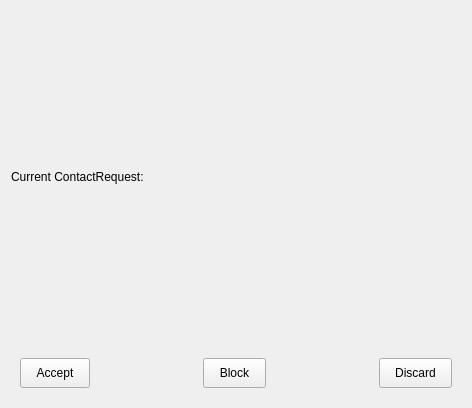
The window that contactrequestwidget.ui (savoirfairelinux/jami-client-windows) describes before a commit, drawn with Qt 5.
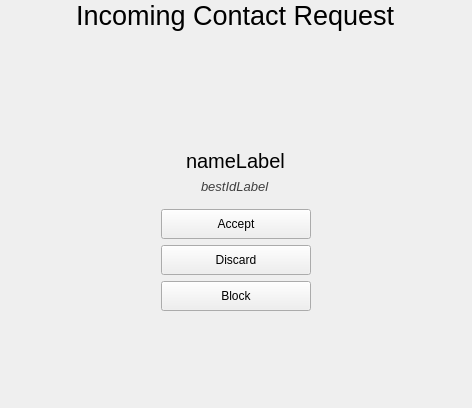
The same window after the commit. Icons and pictures are not drawn.

Commit message: display vCard data in contact request view

The edit to the form file:
```diff
--- a/contactrequestwidget.ui
+++ b/contactrequestwidget.ui
@@ -14,47 +14,110 @@
    <string>Form</string>
   </property>
   <layout class="QVBoxLayout" name="verticalLayout">
+   <property name="topMargin">
+    <number>0</number>
+   </property>
+   <item alignment="Qt::AlignHCenter">
+    <widget class="QLabel" name="label">
+     <property name="font">
+      <font>
+       <pointsize>20</pointsize>
+      </font>
+     </property>
+     <property name="text">
+      <string>Incoming Contact Request</string>
+     </property>
+    </widget>
+   </item>
    <item>
-    <spacer name="verticalSpacer">
+    <spacer name="topSpacer">
      <property name="orientation">
       <enum>Qt::Vertical</enum>
      </property>
+     <property name="sizeType">
+      <enum>QSizePolicy::Maximum</enum>
+     </property>
      <property name="sizeHint" stdset="0">
       <size>
        <width>0</width>
-       <height>0</height>
+       <height>10</height>
       </size>
      </property>
     </spacer>
    </item>
-   <item>
-    <widget class="QLabel" name="remoteIdLabel">
+   <item alignment="Qt::AlignHCenter">
+    <widget class="QLabel" name="pictureLabel">
+     <property name="sizePolicy">
+      <sizepolicy hsizetype="Fixed" vsizetype="Fixed">
+       <horstretch>0</horstretch>
+       <verstretch>0</verstretch>
+      </sizepolicy>
+     </property>
+     <property name="minimumSize">
+      <size>
+       <width>96</width>
+       <height>96</height>
+      </size>
+     </property>
+     <property name="maximumSize">
+      <size>
+       <width>96</width>
+       <height>96</height>
+      </size>
+     </property>
      <property name="text">
-      <string>Current ContactRequest:</string>
+      <string/>
      </property>
+     <property name="pixmap">
+      <pixmap resource="ressources.qrc">:/images/user/btn-default-userpic.svg</pixmap>
+     </property>
+     <property name="scaledContents">
+      <bool>true</bool>
+     </property>
     </widget>
    </item>
-   <item>
-    <spacer name="verticalSpacer_2">
-     <property name="orientation">
-      <enum>Qt::Vertical</enum>
+   <item alignment="Qt::AlignHCenter">
+    <widget class="QLabel" name="nameLabel">
+     <property name="font">
+      <font>
+       <pointsize>15</pointsize>
+      </font>
      </property>
-     <property name="sizeHint" stdset="0">
-      <size>
-       <width>0</width>
-       <height>0</height>
-      </size>
+     <property name="text">
+      <string>nameLabel</string>
      </property>
-    </spacer>
+    </widget>
    </item>
-   <item>
+   <item alignment="Qt::AlignHCenter">
+    <widget class="QLabel" name="bestIdLabel">
+     <property name="font">
+      <font>
+       <pointsize>10</pointsize>
+       <italic>true</italic>
+      </font>
+     </property>
+     <property name="styleSheet">
+      <string notr="true">color: rgb(63, 63, 63);</string>
+     </property>
+     <property name="text">
+      <string>bestIdLabel</string>
+     </property>
+    </widget>
+   </item>
+   <item alignment="Qt::AlignHCenter">
     <widget class="QWidget" name="buttonBar" native="true">
-     <layout class="QHBoxLayout" name="horizontalLayout">
-      <item>
+     <layout class="QVBoxLayout" name="verticalLayout_2">
+      <item alignment="Qt::AlignHCenter">
        <widget class="QPushButton" name="acceptCRButton">
+        <property name="sizePolicy">
+         <sizepolicy hsizetype="Maximum" vsizetype="Fixed">
+          <horstretch>0</horstretch>
+          <verstretch>0</verstretch>
+         </sizepolicy>
+        </property>
         <property name="minimumSize">
          <size>
-          <width>0</width>
+          <width>150</width>
           <height>30</height>
          </size>
         </property>
@@ -67,54 +130,17 @@
         </property>
        </widget>
       </item>
-      <item>
-       <spacer name="horizontalSpacer">
-        <property name="orientation">
-         <enum>Qt::Horizontal</enum>
-        </property>
-        <property name="sizeHint" stdset="0">
-         <size>
-          <width>40</width>
-          <height>20</height>
-         </size>
-        </property>
-       </spacer>
-      </item>
-      <item>
-       <widget class="QPushButton" name="blockCRButton">
-        <property name="minimumSize">
-         <size>
-          <width>0</width>
-          <height>30</height>
-         </size>
-        </property>
-        <property name="styleSheet">
-         <string notr="true">padding-left: 15px;
-padding-right: 15px;</string>
-        </property>
-        <property name="text">
-         <string>Block</string>
-        </property>
-       </widget>
-      </item>
-      <item>
-       <spacer name="horizontalSpacer_2">
-        <property name="orientation">
-         <enum>Qt::Horizontal</enum>
-        </property>
-        <property name="sizeHint" stdset="0">
-         <size>
-          <width>40</width>
-          <height>20</height>
-         </size>
-        </property>
-       </spacer>
-      </item>
-      <item>
+      <item alignment="Qt::AlignHCenter">
        <widget class="QPushButton" name="discardCRButton">
+        <property name="sizePolicy">
+         <sizepolicy hsizetype="Maximum" vsizetype="Fixed">
+          <horstretch>0</horstretch>
+          <verstretch>0</verstretch>
+         </sizepolicy>
+        </property>
         <property name="minimumSize">
          <size>
-          <width>0</width>
+          <width>150</width>
           <height>30</height>
          </size>
         </property>
@@ -127,9 +153,45 @@
         </property>
        </widget>
       </item>
+      <item alignment="Qt::AlignHCenter">
+       <widget class="QPushButton" name="blockCRButton">
+        <property name="sizePolicy">
+         <sizepolicy hsizetype="Maximum" vsizetype="Fixed">
+          <horstretch>0</horstretch>
+          <verstretch>0</verstretch>
+         </sizepolicy>
+        </property>
+        <property name="minimumSize">
+         <size>
+          <width>150</width>
+          <height>30</height>
+         </size>
+        </property>
+        <property name="styleSheet">
+         <string notr="true">padding-left: 15px;
+padding-right: 15px;</string>
+        </property>
+        <property name="text">
+         <string>Block</string>
+        </property>
+       </widget>
+      </item>
      </layout>
     </widget>
    </item>
+   <item>
+    <spacer name="verticalSpacer_2">
+     <property name="orientation">
+      <enum>Qt::Vertical</enum>
+     </property>
+     <property name="sizeHint" stdset="0">
+      <size>
+       <width>0</width>
+       <height>0</height>
+      </size>
+     </property>
+    </spacer>
+   </item>
   </layout>
  </widget>
  <resources/>
```
Left out of the diff: 4 changed lines with no effect on the pictures. The commit also changes 5 other files.
